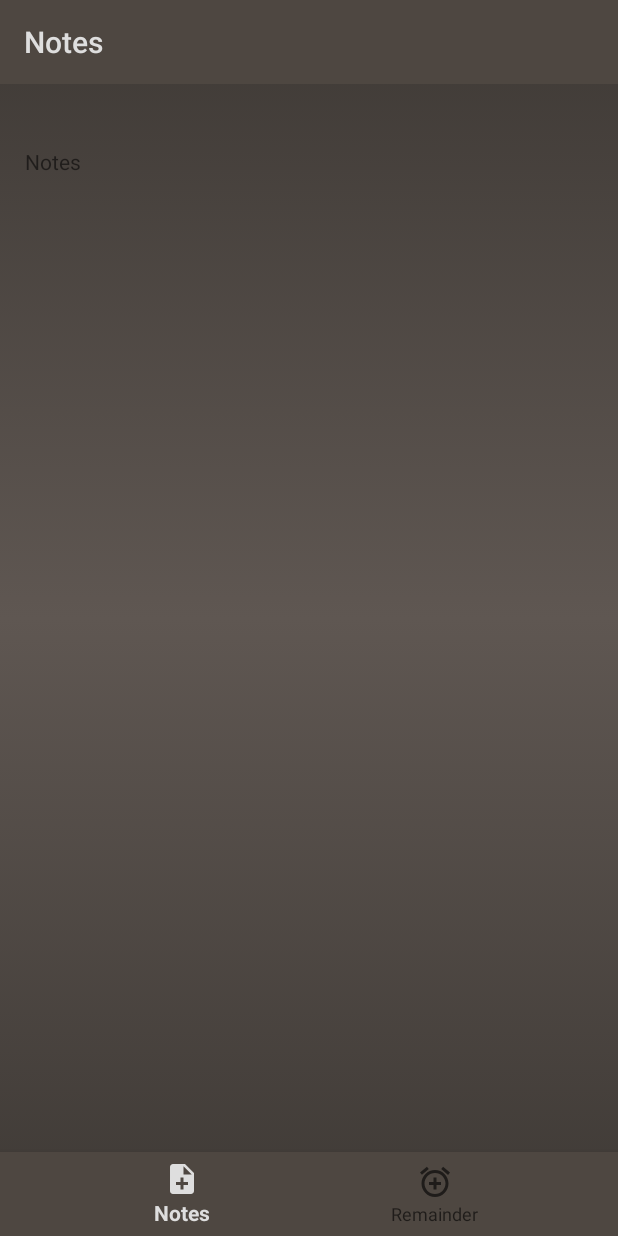
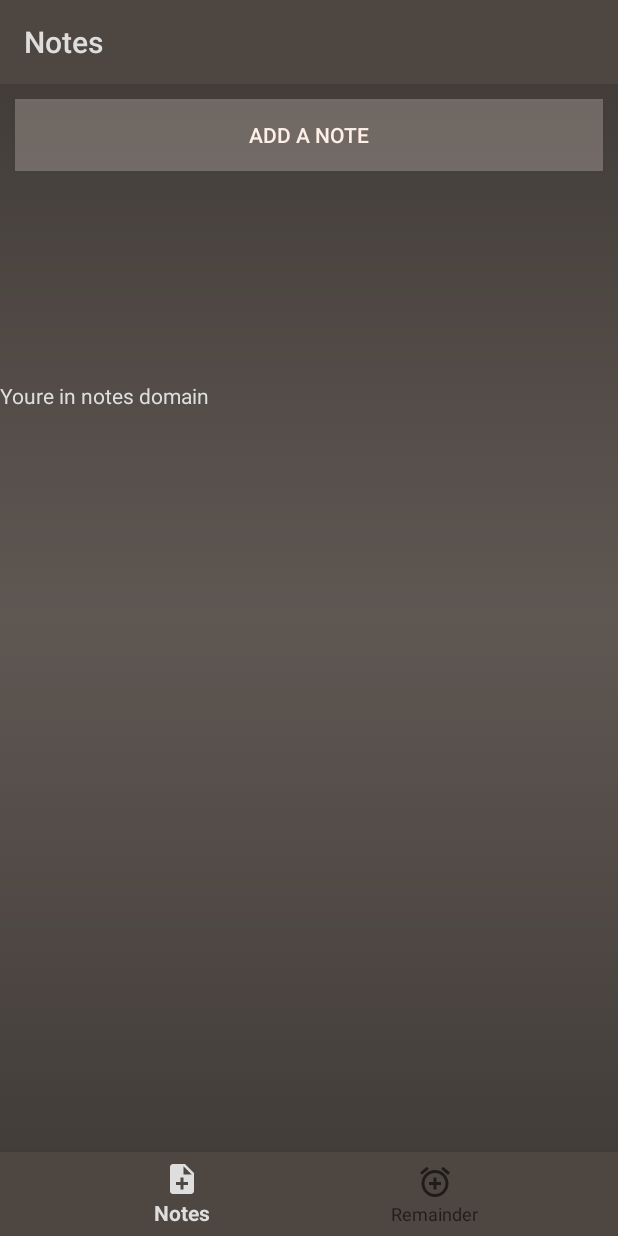
Before and after one commit to Arnie09/NotesnReminder, an Android app: the MainActivity screen opened directly, with no data from a screen before it, on a phone screen of 412 x 824 dp. Run offline under Robolectric (Android 15) with nearby library versions, the light colour scheme and no system bars.

Commit message:
BottomNavigationDrwer changing items smoothly

```diff
--- a/app/build.gradle
+++ b/app/build.gradle
@@ -26,4 +26,5 @@ dependencies {
     testImplementation 'junit:junit:4.12'
     androidTestImplementation 'com.android.support.test:runner:1.0.2'
     androidTestImplementation 'com.android.support.test.espresso:espresso-core:3.0.2'
+    implementation 'com.android.support:recyclerview-v7:28.0.0'
 }
--- a/app/src/main/java/com/example/notes/MainActivity.java
+++ b/app/src/main/java/com/example/notes/MainActivity.java
@@ -4,9 +4,13 @@ import android.os.Bundle;
 import android.support.annotation.NonNull;
 import android.support.design.widget.BottomNavigationView;
 import android.support.v7.app.AppCompatActivity;
+import android.support.v7.widget.RecyclerView;
 import android.support.v7.widget.Toolbar;
 import android.view.MenuItem;
+import android.view.View;
+import android.widget.Button;
 import android.widget.TextView;
+import android.widget.TimePicker;
 
 public class MainActivity extends AppCompatActivity {
 
@@ -19,16 +23,23 @@ public class MainActivity extends AppCompatActivity {
         public boolean onNavigationItemSelected(@NonNull MenuItem item) {
             switch (item.getItemId()) {
                 case R.id.add_notes:
-                    mTextMessage.setText(R.string.title_home);
+                    button.setText(R.string.notes_message);
+                    textView.setVisibility(View.VISIBLE);
+                    textView2.setVisibility(View.INVISIBLE);
                     return true;
                 case R.id.remainder:
-                    mTextMessage.setText(R.string.title_dashboard);
+                    textView2.setVisibility(View.VISIBLE);
+                    textView.setVisibility(View.INVISIBLE);
+                    button.setText(R.string.remainder_message);
+
                     return true;
             }
             return false;
         }
     };
-
+    Button button;
+    TextView textView;
+    TextView textView2;
     @Override
     protected void onCreate(Bundle savedInstanceState) {
         super.onCreate(savedInstanceState);
@@ -40,10 +51,12 @@ public class MainActivity extends AppCompatActivity {
         TextView appname = findViewById(R.id.appname);
         appname.setText("Notes");
 
-
-        mTextMessage = (TextView) findViewById(R.id.message);
+        button = findViewById(R.id.button);
+        textView = findViewById(R.id.Notes_message);
+        textView2 = findViewById(R.id.remainder_message);
         BottomNavigationView navigation = (BottomNavigationView) findViewById(R.id.navigation);
         navigation.setOnNavigationItemSelectedListener(mOnNavigationItemSelectedListener);
+        navigation.setSelectedItemId(R.id.add_notes);
     }
 
 }
--- a/app/src/main/res/layout/activity_main.xml
+++ b/app/src/main/res/layout/activity_main.xml
@@ -26,18 +26,6 @@
     </android.support.v7.widget.Toolbar>
 
 
-    <TextView
-        android:id="@+id/message"
-        android:layout_width="wrap_content"
-        android:layout_height="wrap_content"
-        android:layout_marginStart="16dp"
-        android:layout_marginTop="42dp"
-        android:layout_marginEnd="357dp"
-        android:text="@string/title_home"
-        app:layout_constraintEnd_toEndOf="parent"
-        app:layout_constraintStart_toStartOf="parent"
-        app:layout_constraintTop_toBottomOf="@+id/toolbar" />
-
     <android.support.design.widget.BottomNavigationView
         android:id="@+id/navigation"
         android:layout_width="0dp"
@@ -50,4 +38,40 @@
         app:layout_constraintRight_toRightOf="parent"
         app:menu="@menu/navigation" />
 
+    <Button
+        android:id="@+id/button"
+        android:layout_width="match_parent"
+        android:layout_height="wrap_content"
+        android:layout_margin="10dp"
+        android:background="#40FFF0E7"
+        android:textColor="#FFF0E7"
+        android:text="@string/notes_message"
+        android:padding="10dp"
+        app:layout_constraintEnd_toEndOf="parent"
+        app:layout_constraintStart_toStartOf="parent"
+        app:layout_constraintTop_toBottomOf="@+id/toolbar" />
+
+
+    <TextView
+        android:id="@+id/Notes_message"
+        android:layout_width="match_parent"
+        android:layout_height="wrap_content"
+        android:textColor="@color/colorPrimary"
+        android:layout_marginTop="140dp"
+        android:text="Youre in notes domain"
+        app:layout_constraintEnd_toEndOf="parent"
+        app:layout_constraintStart_toStartOf="parent"
+        app:layout_constraintTop_toBottomOf="@+id/button" />
+
+    <TextView
+        android:id="@+id/remainder_message"
+        android:layout_width="match_parent"
+        android:layout_height="wrap_content"
+        android:textColor="@color/colorPrimary"
+        android:layout_marginTop="140dp"
+        android:text="Youre in remainder domain"
+        app:layout_constraintEnd_toEndOf="parent"
+        app:layout_constraintStart_toStartOf="parent"
+        app:layout_constraintTop_toBottomOf="@+id/button" />
+
 </android.support.constraint.ConstraintLayout>
--- a/app/src/main/res/layout/background_layout.xml
+++ /dev/null
@@ -1,6 +0,0 @@
-<?xml version="1.0" encoding="utf-8"?>
-<RelativeLayout xmlns:android="http://schemas.android.com/apk/res/android"
-    android:layout_width="match_parent" android:layout_height="match_parent"
-    android:background="@drawable/backgnd_grad">
-
-</RelativeLayout>
--- a/app/src/main/res/menu/navigation.xml
+++ b/app/src/main/res/menu/navigation.xml
@@ -11,6 +11,4 @@
         android:icon="@drawable/ic_add_alarm"
         android:title="@string/title_dashboard" />
 
-
-
 </menu>
--- a/app/src/main/res/values/strings.xml
+++ b/app/src/main/res/values/strings.xml
@@ -3,4 +3,6 @@
     <string name="title_home">Notes</string>
     <string name="title_dashboard">Remainder</string>
     <string name="title_notifications">Notifications</string>
+    <string name="notes_message">Add a note</string>
+    <string name="remainder_message">Add a remainder</string>
 </resources>
```
